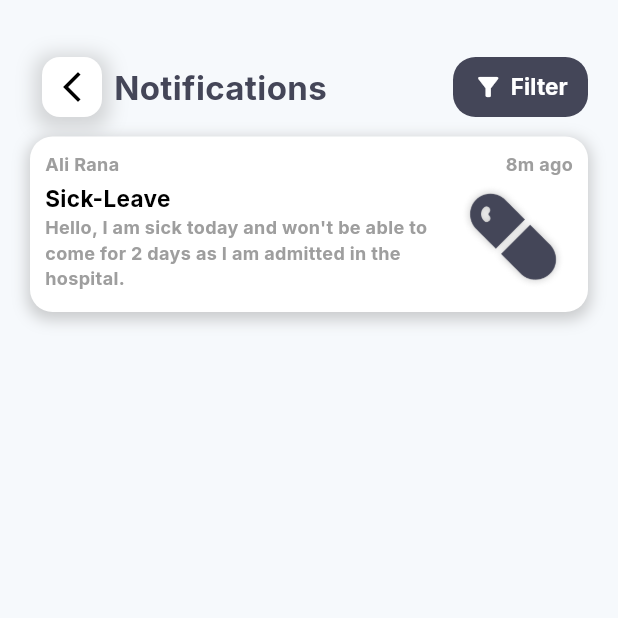
After one commit to NasTecSol/Nas-HR-Mob, a Flutter app: the NotificationsScreen screen opened directly, on a phone screen of 412 x 824 dp, the top half of it. The commit adds this screen. Run offline on Flutter 3.47's test engine with Material 3 defaults, Android fonts, the phone set to English and light mode, and no system bars; our stand-ins replace animated_bottom_navigation_bar, file_picker, firebase_core, firebase_messaging, google_fonts, local_auth and 5 more; missing offline and left inert: mapbox_maps_flutter; accounts and stored records are empty; generated files the repository leaves out were written again; network calls fail; project files that could hold a hidden picture were left out.

Commit message:
PUSH-NOTIFICATION
PUSH-NOTIFICATION

```diff
--- a/lib/screens/home_screen.dart
+++ b/lib/screens/home_screen.dart
@@ -8,6 +8,7 @@ import 'package:nashr/screens/assets_screen.dart';
 import 'package:nashr/screens/complaints.dart';
 import 'package:nashr/screens/document_screen.dart';
 import 'package:nashr/screens/my_clocking_screen.dart';
+import 'package:nashr/screens/notifications_screen.dart';
 import 'package:nashr/screens/penalty_and_fine_screen.dart';
 import 'package:nashr/screens/setting_screen.dart';
 import 'package:nashr/screens/team_clocking.dart';
@@ -327,7 +328,8 @@ class _HomeScreenState extends State<HomeScreen> {
                       children: [
                         IconButton(
                           onPressed: () {
-
+                            Navigator.push(context, MaterialPageRoute(builder: (context)=>
+                            const NotificationsScreen()));
                           },
                           icon: Container(
                             height: 45,
--- a/lib/screens/login_screen.dart
+++ b/lib/screens/login_screen.dart
@@ -417,6 +417,7 @@ class _LoginScreenState extends State<LoginScreen> {
             singletonClass.getCompanyData();
             singletonClass.getRequestData();
             singletonClass.getApproverData();
+            singletonClass.sendFCMToken();
             await _saveTokenLocally(data.data!.trim());
             await QuickAlert.show(
               autoCloseDuration: const Duration(seconds: 2),
--- /dev/null
+++ b/lib/screens/notifications_screen.dart
@@ -0,0 +1,188 @@
+import 'package:flutter/material.dart';
+import 'package:google_fonts/google_fonts.dart';
+import 'package:nashr/widgets/colors.dart';
+import 'package:flutter_gen/gen_l10n/app_localizations.dart';
+
+class NotificationsScreen extends StatefulWidget {
+  const NotificationsScreen({super.key});
+
+  @override
+  State<NotificationsScreen> createState() => _NotificationsScreenState();
+}
+
+class _NotificationsScreenState extends State<NotificationsScreen> {
+  @override
+  Widget build(BuildContext context) {
+    return Scaffold(
+      backgroundColor: NasColors.backGround,
+      body: Padding(
+        padding: const EdgeInsets.only(top: 30.0, left: 20, right: 20),
+        child: Column(
+          children: [
+            Row(
+              children: [
+                Padding(
+                  padding: const EdgeInsets.all(0.0),
+                  child: IconButton(
+                    onPressed: () {
+                      Navigator.pop(context);
+                    },
+                    icon: Container(
+                      height: 40,
+                      width: 40,
+                      decoration: BoxDecoration(
+                          borderRadius: BorderRadius.circular(12),
+                          color: Colors.white,
+                          boxShadow: [
+                            BoxShadow(
+                              color: Colors.grey.withOpacity(0.4),
+                              spreadRadius: 5,
+                              blurRadius: 10,
+                              offset: const Offset(0, 3),
+                            ),
+                          ]),
+                      child: const Icon(
+                        Icons.arrow_back_ios_new_outlined,
+                        color: Colors.black,
+                      ),
+                    ),
+                  ),
+                ),
+                Padding(
+                  padding: const EdgeInsets.only(left: 0.0, top: 0.0),
+                  child: Text(
+                    AppLocalizations.of(context)!.notifications,
+                    style: GoogleFonts.inter(
+                      fontSize: 22,
+                      fontWeight: FontWeight.bold,
+                      color: NasColors.darkBlue,
+                    ),
+                  ),
+                ),
+                const Spacer(),
+                Padding(
+                  padding: const EdgeInsets.only(top: 0.0),
+                  child: TextButton(
+                    style: TextButton.styleFrom(
+                      padding: EdgeInsets.zero,
+                      backgroundColor: NasColors.darkBlue,
+                      shape: RoundedRectangleBorder(
+                        borderRadius: BorderRadius.circular(15),
+                      ),
+                    ),
+                    onPressed: () {
+                      // Add your onPressed functionality here
+                    },
+                    child: SizedBox(
+                      height: 30,
+                      width: 90,
+                      child: Row(
+                        mainAxisAlignment: MainAxisAlignment.center,
+                        children: [
+                          const Icon(
+                            Icons.filter_alt,
+                            color: Colors.white,
+                            size: 20,
+                          ),
+                          const SizedBox(width: 5),
+                          Text(
+                            AppLocalizations.of(context)!.filter,
+                            textAlign: TextAlign.center,
+                            style: GoogleFonts.inter(
+                              fontWeight: FontWeight.bold,
+                              color: Colors.white,
+                              fontSize: 15,
+                            ),
+                          ),
+                        ],
+                      ),
+                    ),
+                  ),
+                ),
+              ],
+            ),
+            Container(
+              margin: const EdgeInsets.symmetric(vertical: 5),
+              decoration: BoxDecoration(
+                borderRadius: const BorderRadius.all(Radius.circular(15)),
+                color: Colors.white,
+                boxShadow: [
+                  BoxShadow(
+                    color: Colors.grey.withOpacity(0.5),
+                    spreadRadius: 2,
+                    blurRadius: 8,
+                    offset: const Offset(0, 3),
+                  ),
+                ],
+              ),
+              child: Padding(
+                padding: const EdgeInsets.all(10.0),
+                child: Column(
+                  children: [
+                    Row(
+                      children: [
+                        Text(
+                          "Ali Rana",
+                          style: GoogleFonts.inter(
+                            fontSize: 12,
+                            fontWeight: FontWeight.bold,
+                            color: Colors.grey,
+                          ),
+                        ),
+                        Spacer(),
+                        Text(
+                          "8m ago",
+                          style: GoogleFonts.inter(
+                            fontSize: 12,
+                            fontWeight: FontWeight.bold,
+                            color: Colors.grey,
+                          ),
+                        ),
+
+                      ],
+                    ),
+                    Row(
+                      children: [
+                        Expanded(
+                          child: Column(
+                            crossAxisAlignment: CrossAxisAlignment.start,
+                            children: [
+                              Text(
+                                "Sick-Leave",
+                                style: GoogleFonts.inter(
+                                  fontSize: 15,
+                                  fontWeight: FontWeight.bold,
+                                  color: Colors.black,
+                                ),
+                              ),
+                              Text(
+                                "Hello, I am sick today and won't be able to come for "
+                                    "2 days as I am admitted in the hospital.",
+                                style: GoogleFonts.inter(
+                                  fontSize: 12,
+                                  fontWeight: FontWeight.bold,
+                                  color: Colors.grey,
+                                ),
+                                overflow: TextOverflow.ellipsis,
+                                maxLines: 4, // Limits the text to 3 lines
+                              ),
+                            ],
+                          ),
+                        ),
+                        SizedBox(
+                          height: 80,
+                          width: 80,
+                          child: Image.asset("images/Medicine.png"),
+                        ),
+                      ],
+                    )
+                  ],
+                ),
+              )
+            ),
+          ],
+        ),
+      ),
+    );
+  }
+}
--- a/lib/screens/penalty_and_fine_screen.dart
+++ b/lib/screens/penalty_and_fine_screen.dart
@@ -81,7 +81,7 @@ class _PenaltyAndFineScreenState extends State<PenaltyAndFineScreen> {
                     Padding(
                       padding: const EdgeInsets.only(left: 0.0, top: 0.0),
                       child: Text(
-                        'Penalties and Fine',
+                        AppLocalizations.of(context)!.penaltiesAndFine,
                         style: GoogleFonts.inter(
                           fontSize: 22,
                           fontWeight: FontWeight.bold,
@@ -134,8 +134,8 @@ class _PenaltyAndFineScreenState extends State<PenaltyAndFineScreen> {
                 Row(
                     mainAxisAlignment: MainAxisAlignment.start,
                     children: [
-                      buildOptionsCard(0,"Against me"),
-                      buildOptionsCard(1, "Team's"),
+                      buildOptionsCard(0,AppLocalizations.of(context)!.againstMe),
+                      buildOptionsCard(1, AppLocalizations.of(context)!.teams),
                     ],
                   ),
                 if(singletonClass.getJWTModel()?.grade == 'L2' ||
```
Also changed, not shown: lib/l10n/app_ar.arb (+27 -1 lines), lib/l10n/app_en.arb (+27 -1 lines), lib/screens/request_screen.dart (+27 -27 lines), lib/singleton_class.dart (+31 -0 lines), images/Medicine.png (added).
